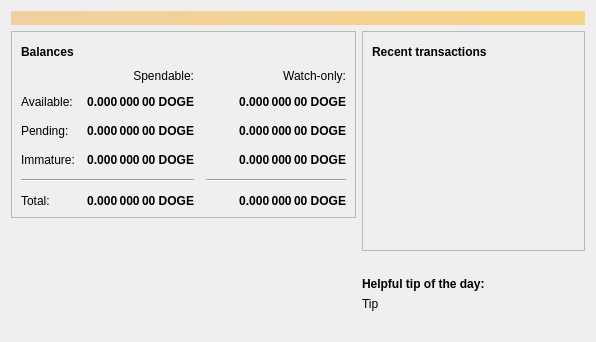
commoncoin-com/CommonCoin, file blockchain/src/qt/forms/overviewpage.ui: the form before one commit.
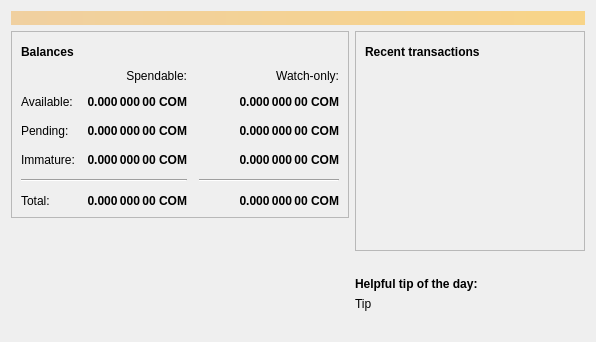
The form after the commit. Icons and pictures are not drawn.

```diff
--- a/blockchain/src/qt/forms/overviewpage.ui
+++ b/blockchain/src/qt/forms/overviewpage.ui
@@ -129,7 +129,7 @@
                <string>Unconfirmed transactions to watch-only addresses</string>
               </property>
               <property name="text">
-               <string notr="true">0.000 000 00 DOGE</string>
+               <string notr="true">0.000 000 00 COM</string>
               </property>
               <property name="alignment">
                <set>Qt::AlignRight|Qt::AlignTrailing|Qt::AlignVCenter</set>
@@ -154,7 +154,7 @@
                <string>Total of transactions that have yet to be confirmed, and do not yet count toward the spendable balance</string>
               </property>
               <property name="text">
-               <string notr="true">0.000 000 00 DOGE</string>
+               <string notr="true">0.000 000 00 COM</string>
               </property>
               <property name="alignment">
                <set>Qt::AlignRight|Qt::AlignTrailing|Qt::AlignVCenter</set>
@@ -179,7 +179,7 @@
                <string>Mined balance in watch-only addresses that has not yet matured</string>
               </property>
               <property name="text">
-               <string notr="true">0.000 000 00 DOGE</string>
+               <string notr="true">0.000 000 00 COM</string>
               </property>
               <property name="alignment">
                <set>Qt::AlignRight|Qt::AlignTrailing|Qt::AlignVCenter</set>
@@ -237,7 +237,7 @@
                <string>Mined balance that has not yet matured</string>
               </property>
               <property name="text">
-               <string notr="true">0.000 000 00 DOGE</string>
+               <string notr="true">0.000 000 00 COM</string>
               </property>
               <property name="alignment">
                <set>Qt::AlignRight|Qt::AlignTrailing|Qt::AlignVCenter</set>
@@ -282,7 +282,7 @@
                <string>Your current total balance</string>
               </property>
               <property name="text">
-               <string notr="true">0.000 000 00 DOGE</string>
+               <string notr="true">0.000 000 00 COM</string>
               </property>
               <property name="alignment">
                <set>Qt::AlignRight|Qt::AlignTrailing|Qt::AlignVCenter</set>
@@ -307,7 +307,7 @@
                <string>Current total balance in watch-only addresses</string>
               </property>
               <property name="text">
-               <string notr="true">0.000 000 00 DOGE</string>
+               <string notr="true">0.000 000 00 COM</string>
               </property>
               <property name="alignment">
                <set>Qt::AlignRight|Qt::AlignTrailing|Qt::AlignVCenter</set>
@@ -349,7 +349,7 @@
                <string>Your current spendable balance</string>
               </property>
               <property name="text">
-               <string notr="true">0.000 000 00 DOGE</string>
+               <string notr="true">0.000 000 00 COM</string>
               </property>
               <property name="alignment">
                <set>Qt::AlignRight|Qt::AlignTrailing|Qt::AlignVCenter</set>
@@ -374,7 +374,7 @@
                <string>Your current balance in watch-only addresses</string>
               </property>
               <property name="text">
-               <string notr="true">0.000 000 00 DOGE</string>
+               <string notr="true">0.000 000 00 COM</string>
               </property>
               <property name="alignment">
                <set>Qt::AlignRight|Qt::AlignTrailing|Qt::AlignVCenter</set>
```
Left out of the diff: 4 changed lines with no effect on the pictures.
